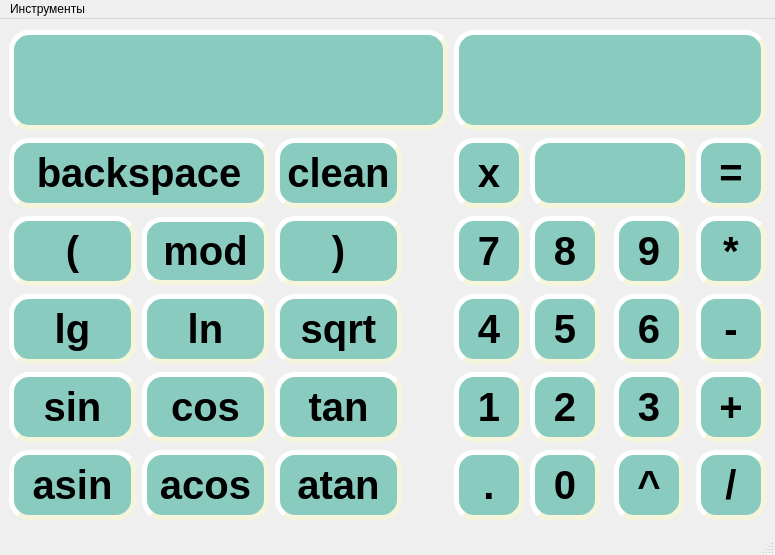
This is src/untitled/mainwindow.ui in antiloch/SmartCalc as Qt 5 draws it before an edit. The edited form follows.
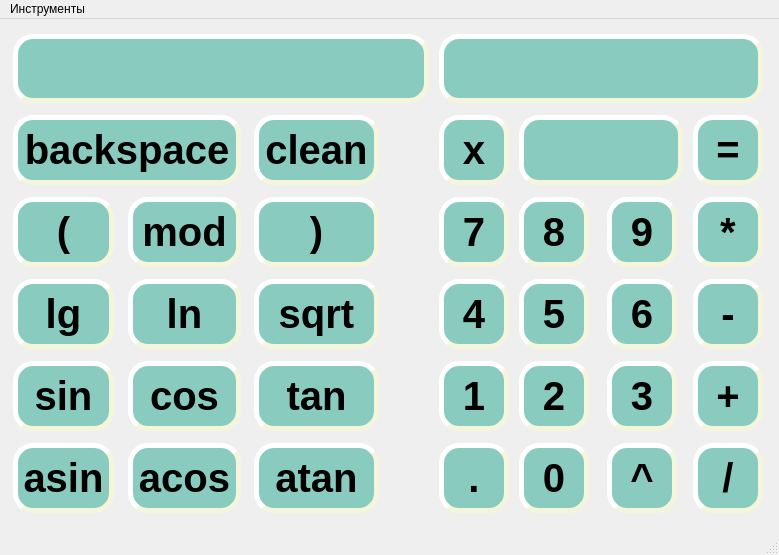
This is the edited form.

```diff
--- a/src/untitled/mainwindow.ui
+++ b/src/untitled/mainwindow.ui
@@ -6,10 +6,16 @@
    <rect>
     <x>0</x>
     <y>0</y>
-    <width>775</width>
+    <width>779</width>
     <height>555</height>
    </rect>
   </property>
+  <property name="maximumSize">
+   <size>
+    <width>779</width>
+    <height>555</height>
+   </size>
+  </property>
   <property name="windowTitle">
    <string>SmartCalc</string>
   </property>
@@ -58,6 +64,12 @@
         <verstretch>0</verstretch>
        </sizepolicy>
       </property>
+      <property name="maximumSize">
+       <size>
+        <width>101</width>
+        <height>70</height>
+       </size>
+      </property>
       <property name="styleSheet">
        <string notr="true">
      background-color: rgb(138, 203, 192);
@@ -75,6 +87,12 @@
     </item>
     <item row="2" column="1">
      <widget class="QPushButton" name="pushButton_mod">
+      <property name="maximumSize">
+       <size>
+        <width>113</width>
+        <height>70</height>
+       </size>
+      </property>
       <property name="styleSheet">
        <string notr="true">
      background-color: rgb(138, 203, 192);
@@ -168,6 +186,12 @@
         <verstretch>0</verstretch>
        </sizepolicy>
       </property>
+      <property name="maximumSize">
+       <size>
+        <width>113</width>
+        <height>70</height>
+       </size>
+      </property>
       <property name="styleSheet">
        <string notr="true">
      background-color: rgb(138, 203, 192);
@@ -191,6 +215,12 @@
         <verstretch>0</verstretch>
        </sizepolicy>
       </property>
+      <property name="maximumSize">
+       <size>
+        <width>125</width>
+        <height>71</height>
+       </size>
+      </property>
       <property name="styleSheet">
        <string notr="true">
      background-color: rgb(138, 203, 192);
@@ -354,6 +384,12 @@
         <verstretch>0</verstretch>
        </sizepolicy>
       </property>
+      <property name="maximumSize">
+       <size>
+        <width>125</width>
+        <height>70</height>
+       </size>
+      </property>
       <property name="styleSheet">
        <string notr="true">
      background-color: rgb(138, 203, 192);
@@ -412,6 +448,12 @@
         <verstretch>0</verstretch>
        </sizepolicy>
       </property>
+      <property name="maximumSize">
+       <size>
+        <width>113</width>
+        <height>70</height>
+       </size>
+      </property>
       <property name="styleSheet">
        <string notr="true">
      background-color: rgb(138, 203, 192);
@@ -435,6 +477,12 @@
         <verstretch>0</verstretch>
        </sizepolicy>
       </property>
+      <property name="maximumSize">
+       <size>
+        <width>228</width>
+        <height>71</height>
+       </size>
+      </property>
       <property name="styleSheet">
        <string notr="true">
      background-color: rgb(138, 203, 192);
@@ -458,6 +506,12 @@
         <verstretch>0</verstretch>
        </sizepolicy>
       </property>
+      <property name="maximumSize">
+       <size>
+        <width>125</width>
+        <height>70</height>
+       </size>
+      </property>
       <property name="styleSheet">
        <string notr="true">
      background-color: rgb(138, 203, 192);
@@ -551,6 +605,12 @@
         <verstretch>0</verstretch>
        </sizepolicy>
       </property>
+      <property name="maximumSize">
+       <size>
+        <width>101</width>
+        <height>70</height>
+       </size>
+      </property>
       <property name="styleSheet">
        <string notr="true">
      background-color: rgb(138, 203, 192);
@@ -574,6 +634,12 @@
         <verstretch>0</verstretch>
        </sizepolicy>
       </property>
+      <property name="maximumSize">
+       <size>
+        <width>101</width>
+        <height>70</height>
+       </size>
+      </property>
       <property name="styleSheet">
        <string notr="true">
      background-color: rgb(138, 203, 192);
@@ -632,6 +698,12 @@
         <verstretch>0</verstretch>
        </sizepolicy>
       </property>
+      <property name="maximumSize">
+       <size>
+        <width>101</width>
+        <height>70</height>
+       </size>
+      </property>
       <property name="styleSheet">
        <string notr="true">
      background-color: rgb(138, 203, 192);
@@ -655,6 +727,12 @@
         <verstretch>0</verstretch>
        </sizepolicy>
       </property>
+      <property name="maximumSize">
+       <size>
+        <width>113</width>
+        <height>70</height>
+       </size>
+      </property>
       <property name="styleSheet">
        <string notr="true">
      background-color: rgb(138, 203, 192);
@@ -678,6 +756,12 @@
         <verstretch>0</verstretch>
        </sizepolicy>
       </property>
+      <property name="maximumSize">
+       <size>
+        <width>125</width>
+        <height>70</height>
+       </size>
+      </property>
       <property name="styleSheet">
        <string notr="true">
      background-color: rgb(138, 203, 192);
@@ -876,6 +960,12 @@
         <verstretch>0</verstretch>
        </sizepolicy>
       </property>
+      <property name="maximumSize">
+       <size>
+        <width>125</width>
+        <height>70</height>
+       </size>
+      </property>
       <property name="styleSheet">
        <string notr="true">
      background-color: rgb(138, 203, 192);
@@ -917,7 +1007,7 @@
       </property>
       <property name="maximumSize">
        <size>
-        <width>500</width>
+        <width>2000</width>
         <height>100</height>
        </size>
       </property>
@@ -937,6 +1027,12 @@
     </item>
     <item row="0" column="4" colspan="4">
      <widget class="QLabel" name="label_result">
+      <property name="maximumSize">
+       <size>
+        <width>324</width>
+        <height>69</height>
+       </size>
+      </property>
       <property name="styleSheet">
        <string notr="true">     background-color: rgb(138, 203, 192);
      border-style: outset;
@@ -1051,7 +1147,7 @@
     <rect>
      <x>0</x>
      <y>0</y>
-     <width>775</width>
+     <width>779</width>
      <height>22</height>
     </rect>
    </property>
```
